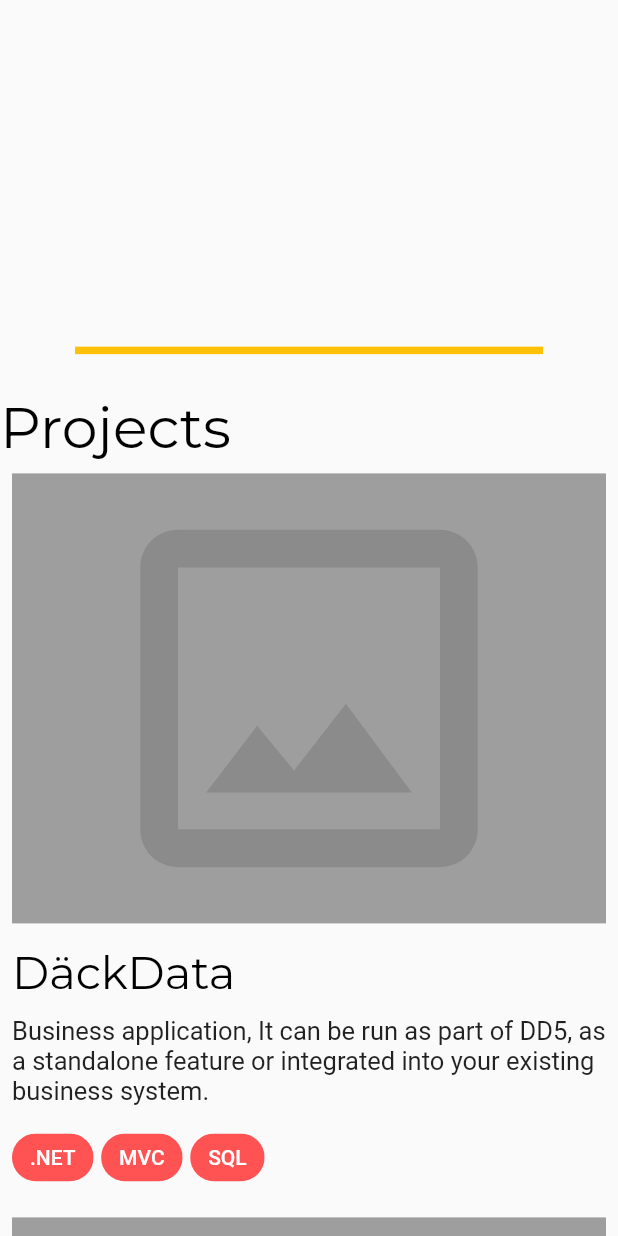
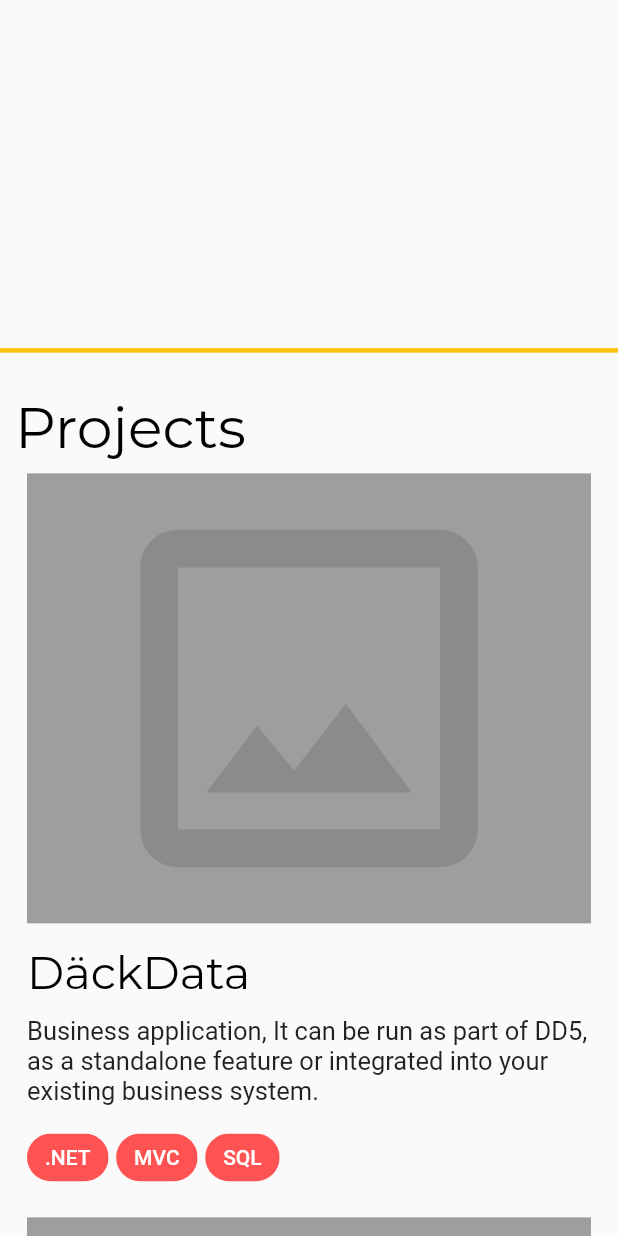
Before and after one commit to migaweb/portfolio_flutter_web, a Flutter app: the screen it shows after launch, scrolled down 576 dp, on a phone screen of 412 x 824 dp. Run offline on Flutter 3.47's test engine with Material 2 defaults, Android fonts, the phone set to English and light mode, and no system bars; our stand-ins replace auto_size_text, google_fonts, responsive_builder.

```diff
--- a/lib/constants.dart
+++ b/lib/constants.dart
@@ -1,5 +1,8 @@
 import 'package:flutter/material.dart';
 import 'package:portfolio_flutter_web/models/project_item.dart';
+
+EdgeInsets kScreenPaddingDesktop = EdgeInsets.symmetric(horizontal: 20.0);
+EdgeInsets kScreenPaddingMobile = EdgeInsets.symmetric(horizontal: 10.0);
 
 List<ProjectItem> kProjectItems = [
   ProjectItem(
--- /dev/null
+++ b/lib/header/header_body.dart
@@ -0,0 +1,69 @@
+import 'package:auto_size_text/auto_size_text.dart';
+import 'package:flutter/material.dart';
+
+class HeaderBody extends StatelessWidget {
+  final bool isMobile;
+  const HeaderBody({
+    Key key,
+    this.isMobile,
+  }) : super(key: key);
+
+  @override
+  Widget build(BuildContext context) {
+    var theme = Theme.of(context);
+    return Column(
+      mainAxisAlignment:
+          isMobile ? MainAxisAlignment.start : MainAxisAlignment.center,
+      crossAxisAlignment: CrossAxisAlignment.start,
+      children: [
+        AutoSizeText(
+          'I\'m a Systems',
+          style: theme.textTheme.headline3,
+          textAlign: TextAlign.left,
+          maxLines: 1,
+        ),
+        AutoSizeText(
+          'Developer < / >',
+          style: theme.textTheme.headline3,
+          textAlign: TextAlign.left,
+          maxLines: 1,
+        ),
+        SizedBox(
+          height: isMobile ?? false ? 15 : 25,
+        ),
+        AutoSizeText(
+          'I have 16 years of experience in development, building beautiful apps in .NET and Flutter',
+          style: TextStyle(fontSize: 22.0),
+          textAlign: TextAlign.left,
+          maxLines: 3,
+        ),
+        SizedBox(
+          height: isMobile ?? false ? 15 : 25,
+        ),
+        FlatButton(
+          shape: RoundedRectangleBorder(
+            borderRadius: BorderRadius.all(
+              Radius.circular(7),
+            ),
+          ),
+          color: Colors.redAccent,
+          child: Padding(
+            padding: EdgeInsets.symmetric(
+              horizontal: isMobile ?? false ? 6 : 15,
+              vertical: isMobile ?? false ? 8 : 17,
+            ),
+            child: Text(
+              'Contact me',
+              style: TextStyle(
+                fontSize: isMobile ?? false ? 12.0 : 16.0,
+                color: Colors.white,
+              ),
+              textAlign: TextAlign.left,
+            ),
+          ),
+          onPressed: () {},
+        )
+      ],
+    );
+  }
+}
--- /dev/null
+++ b/lib/header/header_mobile_view.dart
@@ -0,0 +1,41 @@
+import 'package:flutter/material.dart';
+import 'package:portfolio_flutter_web/constants.dart';
+import 'package:portfolio_flutter_web/header/header_body.dart';
+
+class HeaderMobileView extends StatelessWidget {
+  const HeaderMobileView({
+    Key key,
+  }) : super(key: key);
+
+  @override
+  Widget build(BuildContext context) {
+    final height = MediaQuery.of(context).size.height;
+    return Container(
+      //color: Colors.lightBlue,
+      height: height * 0.9,
+      width: double.infinity,
+      padding: kScreenPaddingMobile,
+      child: Column(
+        children: [
+          Expanded(
+            flex: 1,
+            child: Container(
+              padding: EdgeInsets.all(0),
+              width: double.infinity,
+              color: Colors.white,
+              child: Hero(
+                tag: 'logo',
+                child: Image.asset(
+                  'assets/images/micke_transp.png',
+                  height: double.infinity,
+                  width: double.infinity,
+                ),
+              ),
+            ),
+          ),
+          Expanded(flex: 2, child: HeaderBody(isMobile: true)),
+        ],
+      ),
+    );
+  }
+}
--- a/lib/header/header_view.dart
+++ b/lib/header/header_view.dart
@@ -1,8 +1,7 @@
-import 'package:auto_size_text/auto_size_text.dart';
 import 'package:flutter/material.dart';
-
-import 'package:google_fonts/google_fonts.dart';
-import 'package:responsive_builder/responsive_builder.dart';
+import 'package:portfolio_flutter_web/components/mobile_desktop_view_builder.dart';
+import 'package:portfolio_flutter_web/header/header_desktop_view.dart';
+import 'package:portfolio_flutter_web/header/header_mobile_view.dart';
 
 class HeaderView extends StatelessWidget {
   const HeaderView({
@@ -16,190 +15,16 @@ class HeaderView extends StatelessWidget {
 
   @override
   Widget build(BuildContext context) {
-    return ResponsiveBuilder(
-      builder: (_, size) {
-        if (size.isMobile) return HeaderMobileView();
-        return Container(
-          height: height * 0.8,
-          width: width * 0.8,
-          child: Row(
-            children: [
-              Expanded(
-                child: HeaderBody(isMobile: size.isMobile),
-                flex: 1,
-              ),
-              Expanded(child: Logo()),
-              //FlutterLogo(size: 300)
-            ],
-          ),
-        );
-      },
+    return MobileDesktopViewBuilder(
+      mobileView: HeaderMobileView(),
+      desktopView: HeaderDesktopView(),
     );
+
+    // ResponsiveBuilder(
+    //   builder: (_, size) {
+    //     if (size.isMobile) return HeaderMobileView();
+    //     return ;
+    //   },
+    // );
   }
 }
-
-class Logo extends StatefulWidget {
-  const Logo({
-    Key key,
-  }) : super(key: key);
-
-  @override
-  _LogoState createState() => _LogoState();
-}
-
-class _LogoState extends State<Logo> with SingleTickerProviderStateMixin {
-  AnimationController controller;
-  Animation<double> animation;
-  @override
-  void initState() {
-    controller = AnimationController(
-      duration: Duration(seconds: 1),
-      vsync: this,
-    );
-
-    animation = CurvedAnimation(
-      parent: controller,
-      curve: Curves.easeInOutCubic,
-    ).drive(Tween(begin: 0, end: 2));
-    super.initState();
-  }
-
-  @override
-  void dispose() {
-    controller.dispose();
-    super.dispose();
-  }
-
-  @override
-  Widget build(BuildContext context) {
-    return GestureDetector(
-      onTap: () {
-        controller
-          ..reset()
-          ..forward();
-      },
-      child: RotationTransition(
-        turns: animation,
-        child: Stack(
-          children: [
-            Positioned.fill(
-              child: Hero(
-                tag: 'logo',
-                child: Image.asset(
-                  'assets/images/micke_transp.png',
-                  fit: BoxFit.fitHeight,
-                ),
-              ), //FlutterLogo(),
-            ),
-          ],
-        ),
-      ),
-    );
-  }
-}
-
-class HeaderBody extends StatelessWidget {
-  final bool isMobile;
-  const HeaderBody({
-    Key key,
-    this.isMobile,
-  }) : super(key: key);
-
-  @override
-  Widget build(BuildContext context) {
-    var theme = Theme.of(context);
-    return Column(
-      mainAxisAlignment:
-          isMobile ? MainAxisAlignment.start : MainAxisAlignment.center,
-      crossAxisAlignment: CrossAxisAlignment.start,
-      children: [
-        AutoSizeText(
-          'I\'m a Systems',
-          style: theme.textTheme.headline3,
-          textAlign: TextAlign.left,
-          maxLines: 1,
-        ),
-        AutoSizeText(
-          'Developer < / >',
-          style: theme.textTheme.headline3,
-          textAlign: TextAlign.left,
-          maxLines: 1,
-        ),
-        SizedBox(
-          height: isMobile ?? false ? 15 : 25,
-        ),
-        AutoSizeText(
-          'I have 16 years of experience in development, building beautiful apps in .NET and Flutter',
-          style: TextStyle(fontSize: 22.0),
-          textAlign: TextAlign.left,
-          maxLines: 3,
-        ),
-        SizedBox(
-          height: isMobile ?? false ? 15 : 25,
-        ),
-        FlatButton(
-          shape: RoundedRectangleBorder(
-            borderRadius: BorderRadius.all(
-              Radius.circular(7),
-            ),
-          ),
-          color: Colors.redAccent,
-          child: Padding(
-            padding: EdgeInsets.symmetric(
-              horizontal: isMobile ?? false ? 6 : 15,
-              vertical: isMobile ?? false ? 8 : 17,
-            ),
-            child: Text(
-              'Contact me',
-              style: TextStyle(
-                fontSize: isMobile ?? false ? 12.0 : 16.0,
-                color: Colors.white,
-              ),
-              textAlign: TextAlign.left,
-            ),
-          ),
-          onPressed: () {},
-        )
-      ],
-    );
-  }
-}
-
-class HeaderMobileView extends StatelessWidget {
-  const HeaderMobileView({
-    Key key,
-  }) : super(key: key);
-
-  @override
-  Widget build(BuildContext context) {
-    final width = MediaQuery.of(context).size.width;
-    final height = MediaQuery.of(context).size.height;
-    return Container(
-      //color: Colors.lightBlue,
-      height: height * 0.9,
-      width: double.infinity,
-      padding: EdgeInsets.symmetric(horizontal: 20, vertical: 40),
-      child: Column(
-        children: [
-          Expanded(
-            flex: 1,
-            child: Container(
-              padding: EdgeInsets.all(0),
-              width: double.infinity,
-              color: Colors.white,
-              child: Hero(
-                tag: 'logo',
-                child: Image.asset(
-                  'assets/images/micke_transp.png',
-                  height: double.infinity,
-                  width: double.infinity,
-                ),
-              ),
-            ),
-          ),
-          Expanded(flex: 2, child: HeaderBody(isMobile: true)),
-        ],
-      ),
-    );
-  }
-}
--- a/lib/main.dart
+++ b/lib/main.dart
@@ -4,7 +4,7 @@ import 'package:google_fonts/google_fonts.dart';
 import 'package:portfolio_flutter_web/header/header_view.dart';
 import 'package:portfolio_flutter_web/navigation_bar/navigation_bar_view.dart';
 import 'package:portfolio_flutter_web/skills/skills_view.dart';
-import './navigation_bar/drawer_view.dart';
+import 'drawer/drawer_view.dart';
 import 'package:portfolio_flutter_web/projects/projects_view.dart';
 
 void main() {
@@ -19,6 +19,7 @@ class MyApp extends StatelessWidget {
       title: 'Micke',
       theme: ThemeData(
         primarySwatch: Colors.blue,
+        accentColor: Colors.amber,
         visualDensity: VisualDensity.adaptivePlatformDensity,
         textTheme: TextTheme(
           headline3:
@@ -40,6 +41,7 @@ class PortfolioView extends StatelessWidget {
     final width = media.size.width;
 
     final scrollController = ScrollController(initialScrollOffset: 1580);
+    final theme = Theme.of(context);
 
     return Scaffold(
       endDrawer: DrawerView(),
@@ -51,17 +53,13 @@ class PortfolioView extends StatelessWidget {
             NavigationBarView(height: height, width: width),
             HeaderView(height: height, width: width),
             Divider(
-              endIndent: 50,
-              indent: 50,
-              thickness: 5.0,
-              color: Colors.amber,
+              thickness: 3.0,
+              color: theme.accentColor,
             ),
             ProjectsView(),
             Divider(
-              endIndent: 50,
-              indent: 50,
-              thickness: 5.0,
-              color: Colors.amber,
+              thickness: 3.0,
+              color: theme.accentColor,
             ),
             SkillsView(),
             Container(
--- a/lib/projects/project_mobile_view.dart
+++ b/lib/projects/project_mobile_view.dart
@@ -7,6 +7,7 @@ class ProjectMobileView extends StatelessWidget {
   Widget build(BuildContext context) {
     final theme = Theme.of(context);
     return Container(
+        padding: kScreenPaddingMobile,
         child: Column(
           crossAxisAlignment: CrossAxisAlignment.start,
           mainAxisAlignment: MainAxisAlignment.start,
--- a/lib/projects/projects_view.dart
+++ b/lib/projects/projects_view.dart
@@ -6,7 +6,11 @@ import 'package:portfolio_flutter_web/projects/project_mobile_view.dart';
 class ProjectsView extends StatelessWidget {
   @override
   Widget build(BuildContext context) {
+    final width = MediaQuery.of(context).size.width;
     return MobileDesktopViewBuilder(
-        mobileView: ProjectMobileView(), desktopView: ProjectDesktopView());
+      mobileView: ProjectMobileView(),
+      desktopView: ProjectDesktopView(),
+      showMobile: width < 800,
+    );
   }
 }
```
Also changed, not shown: lib/components/desktop_view_builder.dart (added, +25 -0 lines), lib/drawer/drawer_mobile_view.dart (added, +36 -0 lines), lib/drawer/drawer_view.dart (added, +13 -0 lines), lib/header/header_desktop_view.dart (added, +27 -0 lines), lib/header/logo.dart (added, +61 -0 lines), lib/navigation_bar/drawer_view.dart (deleted, +0 -43 lines), lib/navigation_bar/navigation_bar_view.dart (+45 -20 lines), lib/projects/project_desktop_view.dart (+4 -5 lines), lib/skills/skills_desktop_view.dart (+4 -22 lines), lib/skills/skills_mobile_view.dart (+1 -6 lines), lib/skills/skills_view.dart (+7 -13 lines). Lines whose indentation alone changed are shown as unchanged.
